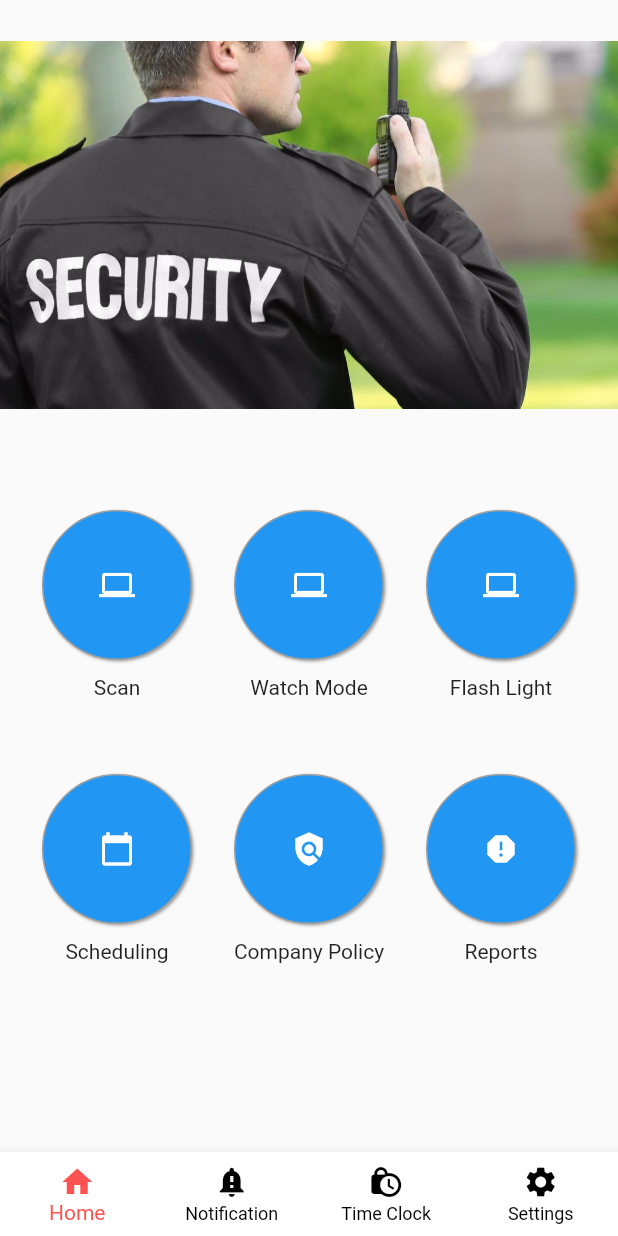
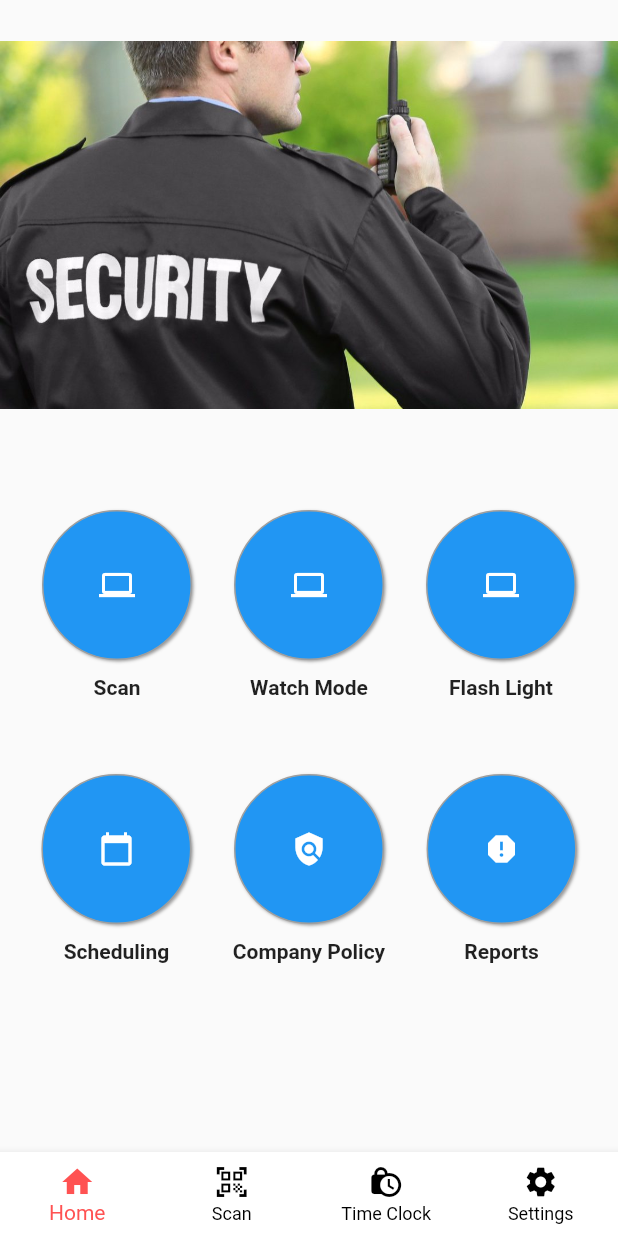
Before and after one commit to andres-alba/alba-security, a Flutter app: the BottomNav screen opened directly, on a phone screen of 412 x 824 dp. Run offline on Flutter 3.47's test engine with Material 2 defaults, Android fonts, the phone set to English and light mode, and no system bars; our stand-ins replace animated_text_kit, cloud_firestore, firebase_auth, firebase_core, geolocator, get and 2 more; missing offline and left inert: barcode_scan, geocoder; accounts and stored records are empty.

Commit message:
Added settings and time screens

```diff
--- a/lib/constants.dart
+++ b/lib/constants.dart
@@ -2,7 +2,8 @@ import 'package:flutter/material.dart';
 import 'package:intl/intl.dart';
 import 'package:google_fonts/google_fonts.dart';
 
-final kTextStyle = GoogleFonts.roboto(fontSize: 14.0);
+final kTextStyle =
+    GoogleFonts.roboto(fontSize: 14.0, fontWeight: FontWeight.bold);
 
 const kSendButtonTextStyle = TextStyle(
   color: Colors.lightBlueAccent,
--- a/lib/screens/bottom_nav.dart
+++ b/lib/screens/bottom_nav.dart
@@ -1,3 +1,5 @@
+import 'package:alba_security/screens/time_screen.dart';
+import 'package:alba_security/screens/settings_screen.dart';
 import 'package:flutter/material.dart';
 import 'package:get/get.dart';
 import 'package:alba_security/controllers/HomeController.dart';
@@ -15,8 +17,8 @@ class BottomNav extends StatelessWidget {
             children: [
               DashBoardScreen(),
               ScanScreen(),
-              ScanScreen(),
-              ScanScreen(),
+              TimeScreen(),
+              SettingsScreen(),
             ],
           ),
         ),
@@ -34,8 +36,8 @@ class BottomNav extends StatelessWidget {
               label: 'Home',
             ),
             BottomNavigationBarItem(
-              icon: Icon(Icons.notification_important),
-              label: 'Notification',
+              icon: Icon(Icons.qr_code_scanner),
+              label: 'Scan',
             ),
             BottomNavigationBarItem(
               icon: Icon(Icons.lock_clock),
--- a/lib/screens/dashboard_screen.dart
+++ b/lib/screens/dashboard_screen.dart
@@ -55,6 +55,8 @@ class DashBoardWidget extends StatelessWidget {
   @override
   Widget build(BuildContext context) {
     return Column(
+      mainAxisAlignment: MainAxisAlignment.center,
+      crossAxisAlignment: CrossAxisAlignment.center,
       children: [
         Container(
           width: 100.0,
```
Also changed, not shown: lib/screens/settings_screen.dart (added, +10 -0 lines), lib/screens/time_screen.dart (added, +10 -0 lines).
